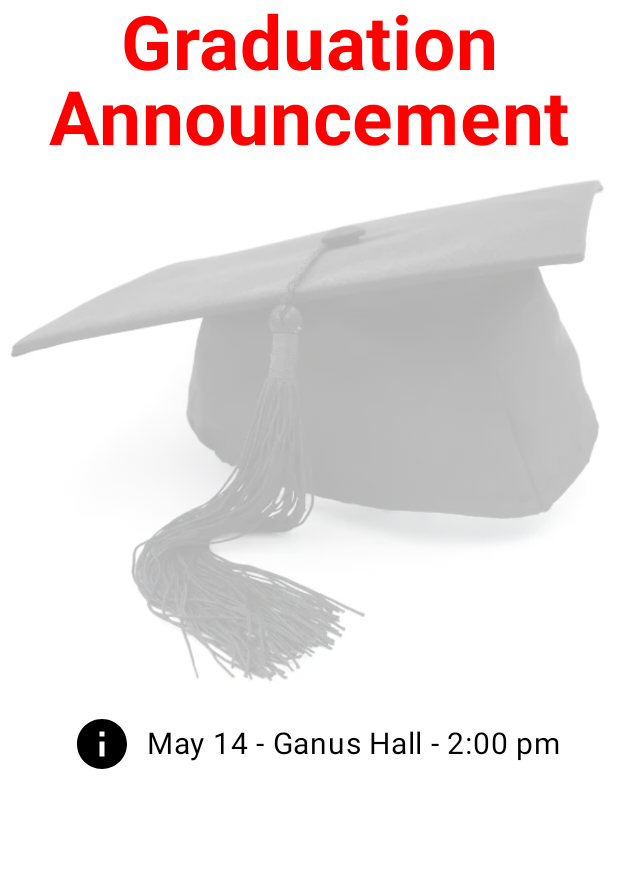
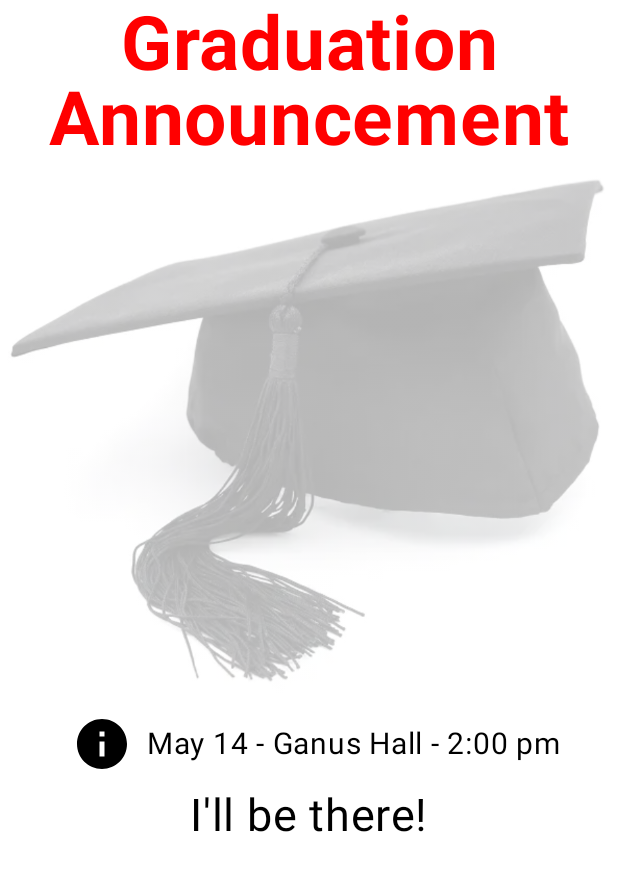
Before and after one commit to munozAndrew/CSC436, an Android app built with Jetpack Compose: the @Preview function GradPreview, on a phone screen of 412 x 824 dp. Shown: the top 871 px of the screen. Run offline under Robolectric (Android 15) with nearby library versions, the phone set to English and light mode, and no system bars.

Commit message:
Completed button logic, button needed

```diff
--- a/app/src/main/java/com/zybooks/graduationrsvp/MainActivity.kt
+++ b/app/src/main/java/com/zybooks/graduationrsvp/MainActivity.kt
@@ -19,6 +19,10 @@ import androidx.compose.material3.MaterialTheme
 import androidx.compose.material3.Surface
 import androidx.compose.material3.Text
 import androidx.compose.runtime.Composable
+import androidx.compose.runtime.getValue
+import androidx.compose.runtime.mutableStateOf
+import androidx.compose.runtime.remember
+import androidx.compose.runtime.setValue
 import androidx.compose.ui.Alignment
 import androidx.compose.ui.Modifier
 import androidx.compose.ui.graphics.Color
@@ -80,6 +84,8 @@ fun GradScreen(modifier: Modifier = Modifier) {
             )
         }
 
+        RsvpButton(modifier)
+
     }
 
 
@@ -92,3 +98,19 @@ fun GradPreview() {
         GradScreen()
     }
 }
+
+@Preview
+@Composable
+fun RsvpButton(modifier: Modifier = Modifier) {
+    var isChecked by remember { mutableStateOf(true) }
+
+    val msg = if (isChecked) stringResource(R.string.button_true) else stringResource(R.string.button_false)
+
+
+    Column (
+        horizontalAlignment = Alignment.CenterHorizontally,
+        modifier = modifier
+    ) {
+        Text( text = msg, fontSize = 30.sp)
+    }
+}
--- a/app/src/main/res/values/strings.xml
+++ b/app/src/main/res/values/strings.xml
@@ -2,4 +2,7 @@
     <string name="app_name">Graduation RSVP</string>
     <string name="graduation_announcement">Graduation Announcement</string>
     <string name="info">May 14 - Ganus Hall - 2:00 pm</string>
+    <string name="button_true">I\'ll be there! </string>
+    <string name="button_false">Sorry I can\'t be there.</string>
+
 </resources>
```
